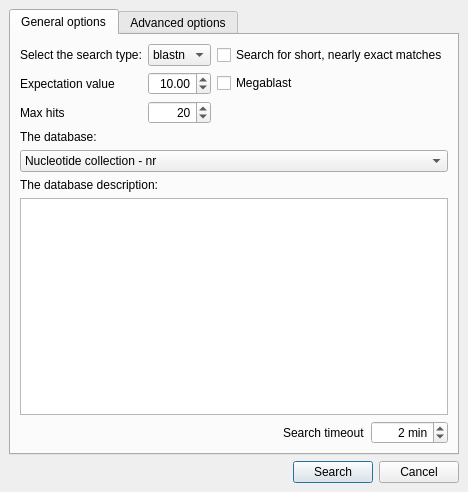
Above: src/plugins/remote_blast/src/ui/RemoteBLASTDialog.ui from violethaze74/ugene before the change. Below: the same form after it.
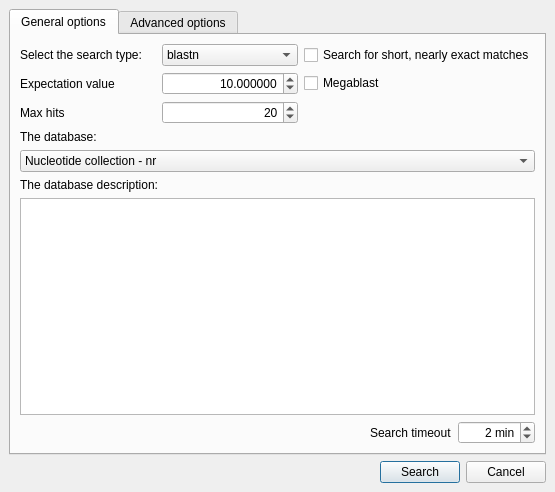
That is the form after the change.

Commit message: increased e-value range in remote BLAST

Diff of the .ui file:
```diff
--- a/src/plugins/remote_blast/src/ui/RemoteBLASTDialog.ui
+++ b/src/plugins/remote_blast/src/ui/RemoteBLASTDialog.ui
@@ -6,7 +6,7 @@
    <rect>
     <x>0</x>
     <y>0</y>
-    <width>434</width>
+    <width>555</width>
     <height>492</height>
    </rect>
   </property>
@@ -110,6 +110,15 @@
            <property name="alignment">
             <set>Qt::AlignRight|Qt::AlignTrailing|Qt::AlignVCenter</set>
            </property>
+           <property name="decimals">
+            <number>6</number>
+           </property>
+           <property name="minimum">
+            <double>0.000001000000000</double>
+           </property>
+           <property name="maximum">
+            <double>100000.000000000000000</double>
+           </property>
            <property name="value">
             <double>10.000000000000000</double>
            </property>
@@ -227,8 +236,8 @@
           <string>&lt;!DOCTYPE HTML PUBLIC &quot;-//W3C//DTD HTML 4.0//EN&quot; &quot;http://www.w3.org/TR/REC-html40/strict.dtd&quot;&gt;
 &lt;html&gt;&lt;head&gt;&lt;meta name=&quot;qrichtext&quot; content=&quot;1&quot; /&gt;&lt;style type=&quot;text/css&quot;&gt;
 p, li { white-space: pre-wrap; }
-&lt;/style&gt;&lt;/head&gt;&lt;body style=&quot; font-family:'MS Shell Dlg 2'; font-size:8.25pt; font-weight:400; font-style:normal;&quot;&gt;
-&lt;p style=&quot;-qt-paragraph-type:empty; margin-top:0px; margin-bottom:0px; margin-left:0px; margin-right:0px; -qt-block-indent:0; text-indent:0px; font-size:8pt;&quot;&gt;&lt;/p&gt;&lt;/body&gt;&lt;/html&gt;</string>
+&lt;/style&gt;&lt;/head&gt;&lt;body style=&quot; font-family:'Sans Serif'; font-size:9pt; font-weight:400; font-style:normal;&quot;&gt;
+&lt;p style=&quot;-qt-paragraph-type:empty; margin-top:0px; margin-bottom:0px; margin-left:0px; margin-right:0px; -qt-block-indent:0; text-indent:0px; font-family:'MS Shell Dlg 2'; font-size:8pt;&quot;&gt;&lt;/p&gt;&lt;/body&gt;&lt;/html&gt;</string>
          </property>
         </widget>
        </item>
```
The commit also changes 1 other file.
